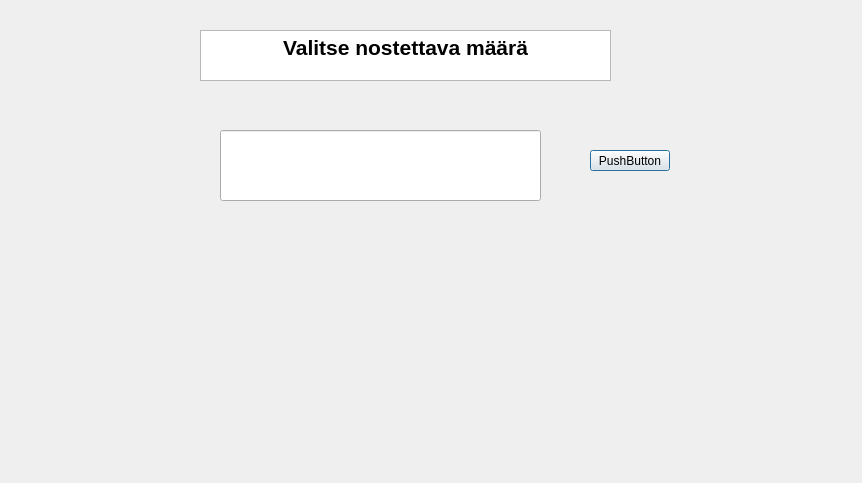
Before: the Qt Designer form bankautomat/muusummanosto.ui in tvt21kmo-bank-project/group_6, drawn with Qt 5.
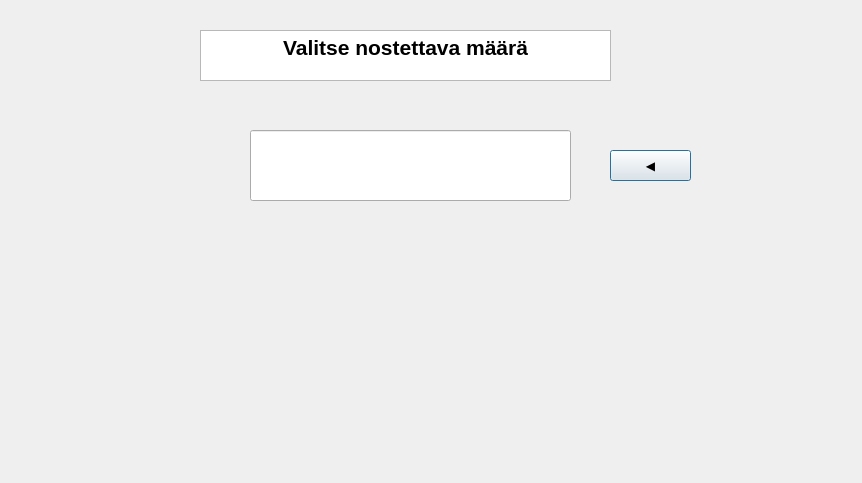
After: the same form once the commit is applied.

Diff of the .ui file:
```diff
--- a/bankautomat/muusummanosto.ui
+++ b/bankautomat/muusummanosto.ui
@@ -16,7 +16,7 @@
   <widget class="QLineEdit" name="lineEdit_MuuNosto">
    <property name="geometry">
     <rect>
-     <x>220</x>
+     <x>250</x>
      <y>130</y>
      <width>321</width>
      <height>71</height>
@@ -43,14 +43,14 @@
   <widget class="QPushButton" name="pushButton_MuuSummaNosto">
    <property name="geometry">
     <rect>
-     <x>590</x>
+     <x>610</x>
      <y>150</y>
-     <width>80</width>
-     <height>21</height>
+     <width>81</width>
+     <height>31</height>
     </rect>
    </property>
    <property name="text">
-    <string>PushButton</string>
+    <string>◀️</string>
    </property>
   </widget>
   <widget class="QLabel" name="label_MuuNosto">
```
Left out of the diff: 6 changed lines with no effect on the pictures.
